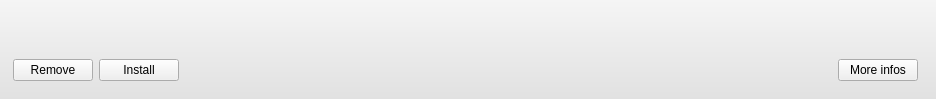
This is software/tulip/designer/PluginInformationsListItem.ui in vadivelselvaraj/TulipGLImprovement as Qt 5 draws it before an edit. The edited form follows.
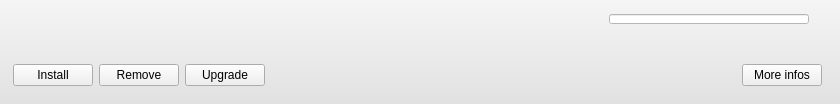
This is the edited form. Icons and pictures are not drawn.

Commit message:
updated the look of the plugincenter to only show relevant buttons instead of setting irrelevant buttons as disabled added a progress bar for plugin downloads
modified a bit of documentation in AbstractPluginInfo

```diff
--- a/software/tulip/designer/PluginInformationsListItem.ui
+++ b/software/tulip/designer/PluginInformationsListItem.ui
@@ -6,12 +6,12 @@
    <rect>
     <x>0</x>
     <y>0</y>
-    <width>936</width>
-    <height>99</height>
+    <width>840</width>
+    <height>94</height>
    </rect>
   </property>
   <property name="sizePolicy">
-   <sizepolicy hsizetype="Preferred" vsizetype="Maximum">
+   <sizepolicy hsizetype="Expanding" vsizetype="Maximum">
     <horstretch>0</horstretch>
     <verstretch>0</verstretch>
    </sizepolicy>
@@ -83,11 +83,59 @@
            <layout class="QHBoxLayout" name="horizontalLayout_3">
             <item>
              <widget class="QLabel" name="name">
+              <property name="sizePolicy">
+               <sizepolicy hsizetype="Maximum" vsizetype="Preferred">
+                <horstretch>0</horstretch>
+                <verstretch>0</verstretch>
+               </sizepolicy>
+              </property>
               <property name="text">
                <string/>
               </property>
              </widget>
             </item>
+            <item>
+             <spacer name="horizontalSpacer_2">
+              <property name="orientation">
+               <enum>Qt::Horizontal</enum>
+              </property>
+              <property name="sizeHint" stdset="0">
+               <size>
+                <width>40</width>
+                <height>20</height>
+               </size>
+              </property>
+             </spacer>
+            </item>
+            <item>
+             <widget class="QProgressBar" name="downloadProgress">
+              <property name="minimumSize">
+               <size>
+                <width>200</width>
+                <height>10</height>
+               </size>
+              </property>
+              <property name="maximumSize">
+               <size>
+                <width>200</width>
+                <height>10</height>
+               </size>
+              </property>
+              <property name="styleSheet">
+               <string notr="true">#downloadProgress {
+border: 1px solid &quot;#C9C9C9&quot;;
+background-color: white;
+}
+QProgressBar::chunk {
+background-color: rgba(150,180,210);
+width: 20px;
+}</string>
+              </property>
+              <property name="textVisible">
+               <bool>false</bool>
+              </property>
+             </widget>
+            </item>
             <item>
              <widget class="QLabel" name="statusIcon">
               <property name="sizePolicy">
@@ -96,6 +144,18 @@
                 <verstretch>0</verstretch>
                </sizepolicy>
               </property>
+              <property name="minimumSize">
+               <size>
+                <width>16</width>
+                <height>0</height>
+               </size>
+              </property>
+              <property name="maximumSize">
+               <size>
+                <width>16</width>
+                <height>16777215</height>
+               </size>
+              </property>
               <property name="text">
                <string/>
               </property>
@@ -120,17 +180,6 @@
          <property name="spacing">
           <number>-1</number>
          </property>
-         <item>
-          <widget class="QPushButton" name="removeButton">
-           <property name="text">
-            <string>Remove</string>
-           </property>
-           <property name="icon">
-            <iconset resource="../resources/TulipAgent.qrc">
-             <normaloff>:/tulip/app/icons/package-purge.svg</normaloff>:/tulip/app/icons/package-purge.svg</iconset>
-           </property>
-          </widget>
-         </item>
          <item>
           <widget class="QPushButton" name="installButton">
            <property name="text">
@@ -142,6 +191,28 @@
            </property>
           </widget>
          </item>
+         <item>
+          <widget class="QPushButton" name="removeButton">
+           <property name="text">
+            <string>Remove</string>
+           </property>
+           <property name="icon">
+            <iconset resource="../resources/TulipAgent.qrc">
+             <normaloff>:/tulip/app/icons/package-purge.svg</normaloff>:/tulip/app/icons/package-purge.svg</iconset>
+           </property>
+          </widget>
+         </item>
+         <item>
+          <widget class="QPushButton" name="upgradeButton">
+           <property name="text">
+            <string>Upgrade</string>
+           </property>
+           <property name="icon">
+            <iconset resource="../resources/TulipAgent.qrc">
+             <normaloff>:/tulip/app/icons/package-upgrade.svg</normaloff>:/tulip/app/icons/package-upgrade.svg</iconset>
+           </property>
+          </widget>
+         </item>
          <item>
           <spacer name="horizontalSpacer">
            <property name="orientation">
```
Left out of the diff: 3 changed lines with no effect on the pictures. The commit also changes 6 other files.
